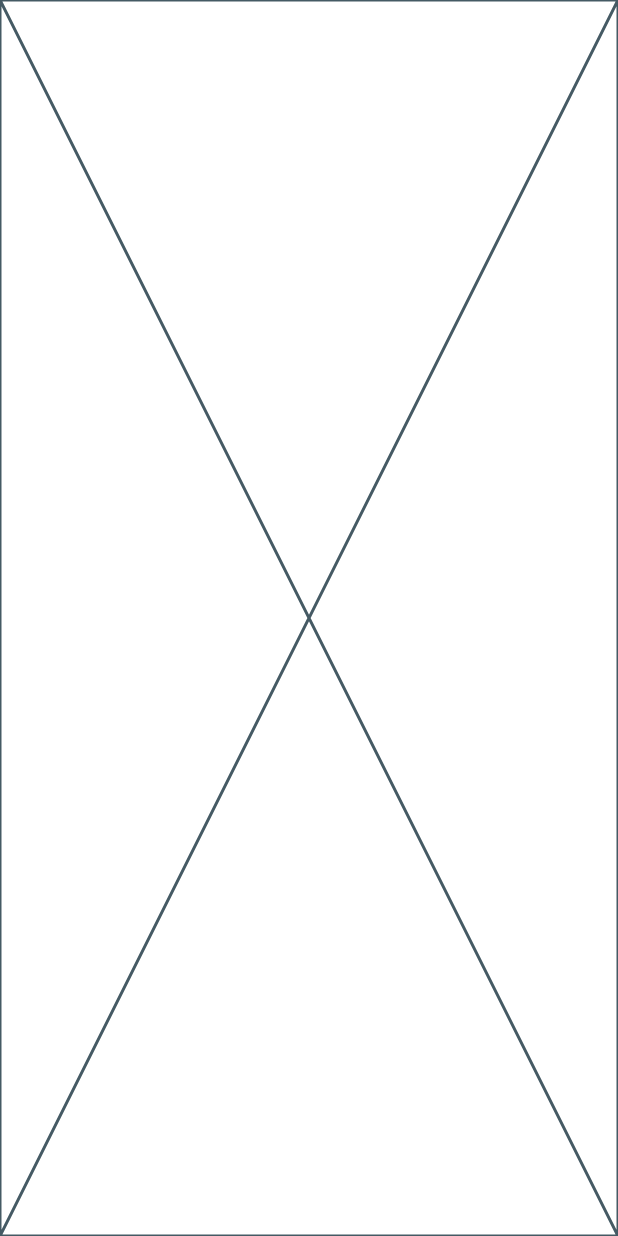
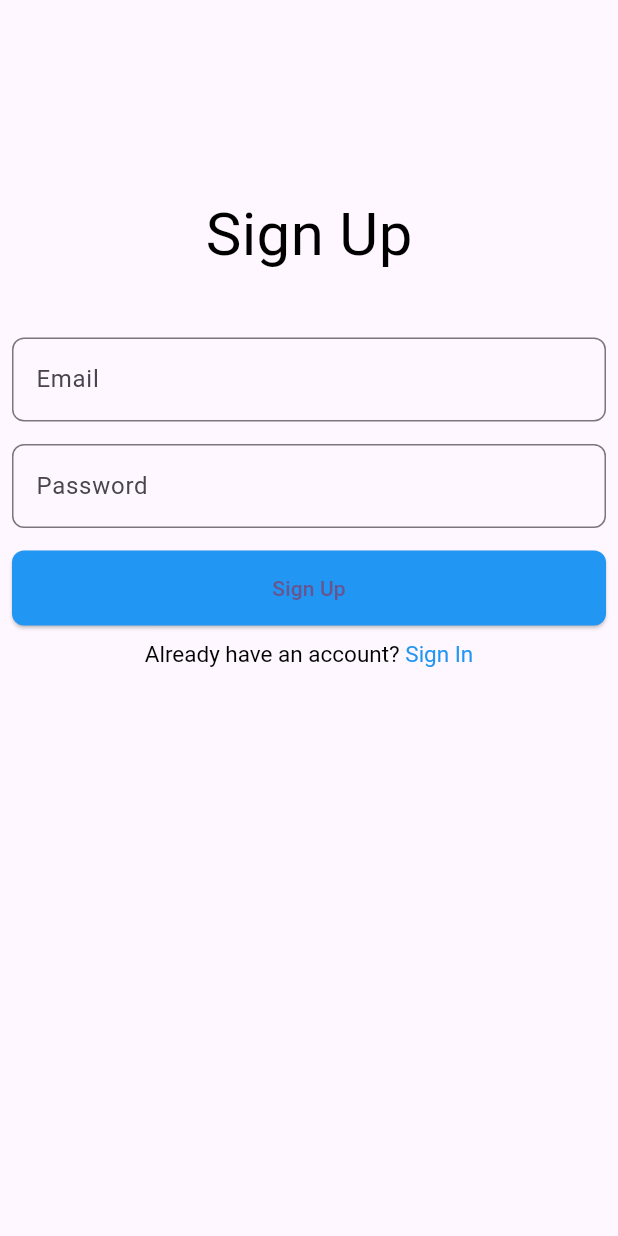
Before and after one commit to MujahidAmin1/posts, a Flutter app: the screen it shows after launch, on a phone screen of 412 x 824 dp. Run offline on Flutter 3.47's test engine with Material 3 defaults, Android fonts, the phone set to English and light mode, and no system bars; our stand-ins replace cloud_firestore, firebase_auth, firebase_core; accounts and stored records are empty.

Commit message:
added user auth

```diff
--- /dev/null
+++ b/lib/auth/auth.dart
@@ -0,0 +1,23 @@
+import 'package:firebase_auth/firebase_auth.dart';
+
+class AuthService {
+  final FirebaseAuth _auth = FirebaseAuth.instance;
+
+  Future createAccount(String email, String password) async {
+    await _auth.createUserWithEmailAndPassword(
+      email: email,
+      password: password,
+    );
+  }
+
+  Future signIn(String email, String password) async {
+    await _auth.signInWithEmailAndPassword(
+      email: email,
+      password: password,
+    );
+  }
+
+  Future signOut() async {
+    await _auth.signOut();
+  }
+}
--- a/lib/main.dart
+++ b/lib/main.dart
@@ -1,8 +1,14 @@
+import 'package:firebase_core/firebase_core.dart';
 import 'package:flutter/material.dart';
+import 'package:posts/firebase_options.dart';
+import 'package:firebase_auth/firebase_auth.dart';
+import 'package:posts/views/screens/signup.dart';
 
 import 'views/screens/home.dart';
 
-void main() {
+void main() async {
+  WidgetsFlutterBinding.ensureInitialized();
+  await Firebase.initializeApp(options: DefaultFirebaseOptions.currentPlatform);
   runApp(const MyApp());
 }
 
@@ -16,7 +22,19 @@ class MyApp extends StatelessWidget {
         colorScheme: ColorScheme.fromSeed(seedColor: Colors.deepPurple),
         useMaterial3: true,
       ),
-      home: const MyHomePage(),
+      home: StreamBuilder(
+          stream: FirebaseAuth.instance.authStateChanges(),
+          builder: (context, snapshot) {
+            if (snapshot.connectionState == ConnectionState.waiting) {
+              return const Center(
+                child: CircularProgressIndicator(),
+              );
+            }
+            if (snapshot.data != null) {
+              return MyHomePage();
+            }
+            return SignupPage();
+          }),
     );
   }
 }
--- /dev/null
+++ b/lib/utils/kTextStyle.dart
@@ -0,0 +1,11 @@
+import 'package:flutter/material.dart';
+
+TextStyle? kTextStyle(
+    {double? size = 20, isBold = FontWeight.normal, Color color = Colors.black}) {
+  return TextStyle(
+    color: color,
+    fontWeight: isBold,
+    fontSize: size,
+
+  );
+}
--- /dev/null
+++ b/lib/views/screens/signup.dart
@@ -0,0 +1,99 @@
+import 'dart:developer';
+
+import 'package:flutter/gestures.dart';
+import 'package:flutter/material.dart';
+import 'package:posts/auth/auth.dart';
+import 'package:posts/utils/namedrouting.dart';
+import 'package:posts/views/screens/home.dart';
+import 'package:posts/views/screens/sign_in.dart';
+
+import '../../utils/kTextStyle.dart';
+
+class SignupPage extends StatefulWidget {
+  const SignupPage({super.key});
+
+  @override
+  State<SignupPage> createState() => _SignupPageState();
+}
+
+class _SignupPageState extends State<SignupPage> {
+  AuthService? authUser;
+  late TextEditingController emailController;
+  late TextEditingController passwordController;
+  @override
+  void initState() {
+    emailController = TextEditingController();
+    passwordController = TextEditingController();
+    super.initState();
+  }
+
+  @override
+  Widget build(BuildContext context) {
+    return Scaffold(
+      body: SafeArea(
+        child: Padding(
+          padding: const EdgeInsets.all(8.0),
+          child: Column(
+            children: [
+              const SizedBox(height: 120),
+              Text("Sign Up", style: kTextStyle(size: 40)),
+              const SizedBox(height: 40),
+              TextField(
+                controller: emailController,
+                decoration: InputDecoration(
+                  labelText: 'Email',
+                  hintText: 'example123@gmail.com',
+                  border: OutlineInputBorder(
+                    borderRadius: BorderRadius.circular(8),
+                  ),
+                ),
+              ),
+              const SizedBox(height: 15),
+              TextField(
+                controller: passwordController,
+                decoration: InputDecoration(
+                    labelText: 'Password',
+                    hintText: 'xxxxxx',
+                    border: OutlineInputBorder(
+                      borderRadius: BorderRadius.circular(8),
+                    )),
+              ),
+              const SizedBox(height: 15),
+              ElevatedButton(
+                onPressed: () async {
+                  await authUser!.createAccount(emailController.text.trim(),
+                      passwordController.text.trim());
+                  log(authUser.toString());
+                  kNavigate(context, MyHomePage());
+                },
+                style: ElevatedButton.styleFrom(
+                    backgroundColor: Colors.blue,
+                    minimumSize: Size(400, 50),
+                    shape: RoundedRectangleBorder(
+                        borderRadius: BorderRadius.circular(8))),
+                child: Text("Sign Up"),
+              ),
+              const SizedBox(height: 10),
+              RichText(
+                text: TextSpan(
+                  text: "Already have an account? ",
+                  style: kTextStyle(size: 15, color: Colors.black),
+                  children: [
+                    TextSpan(
+                      text: "Sign In",
+                      style: kTextStyle(color: Colors.blue, size: 15),
+                      recognizer: TapGestureRecognizer()
+                        ..onTap = () {
+                          kNavigate(context, SignInPage());
+                        },
+                    ),
+                  ],
+                ),
+              ),
+            ],
+          ),
+        ),
+      ),
+    );
+  }
+}
```
Also changed, not shown: lib/models/post.dart (added, +30 -0 lines), lib/utils/namedrouting.dart (added, +7 -0 lines), lib/views/screens/sign_in.dart (added, +101 -0 lines), pubspec.yaml (+6 -16 lines), firebase.json (added), lib/firebase_options.dart (added), pubspec.lock, 6 other files.
